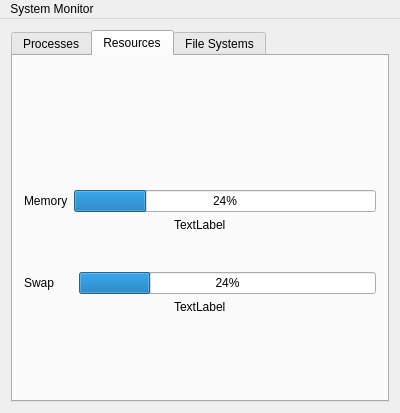
This is mainwindow.ui in VioletDarkKitty/system-monitor as Qt 5 draws it before an edit. The edited form follows.
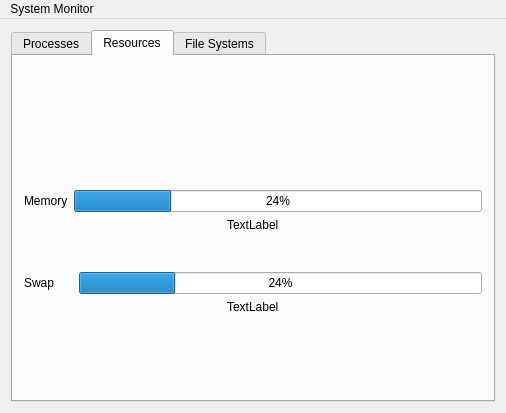
This is the edited form. Custom widgets are drawn as their Qt base class.

What changed in the file:
```diff
--- a/mainwindow.ui
+++ b/mainwindow.ui
@@ -6,7 +6,7 @@
    <rect>
     <x>0</x>
     <y>0</y>
-    <width>400</width>
+    <width>506</width>
     <height>413</height>
    </rect>
   </property>
@@ -273,7 +273,7 @@
     <rect>
      <x>0</x>
      <y>0</y>
-     <width>400</width>
+     <width>506</width>
      <height>26</height>
     </rect>
    </property>
```
